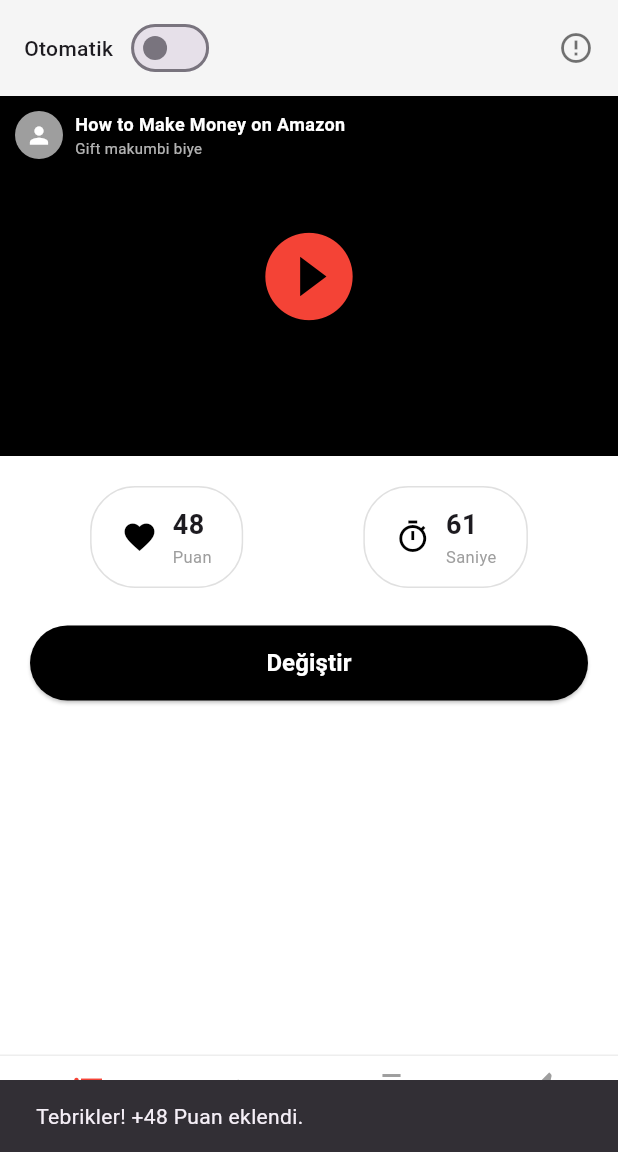
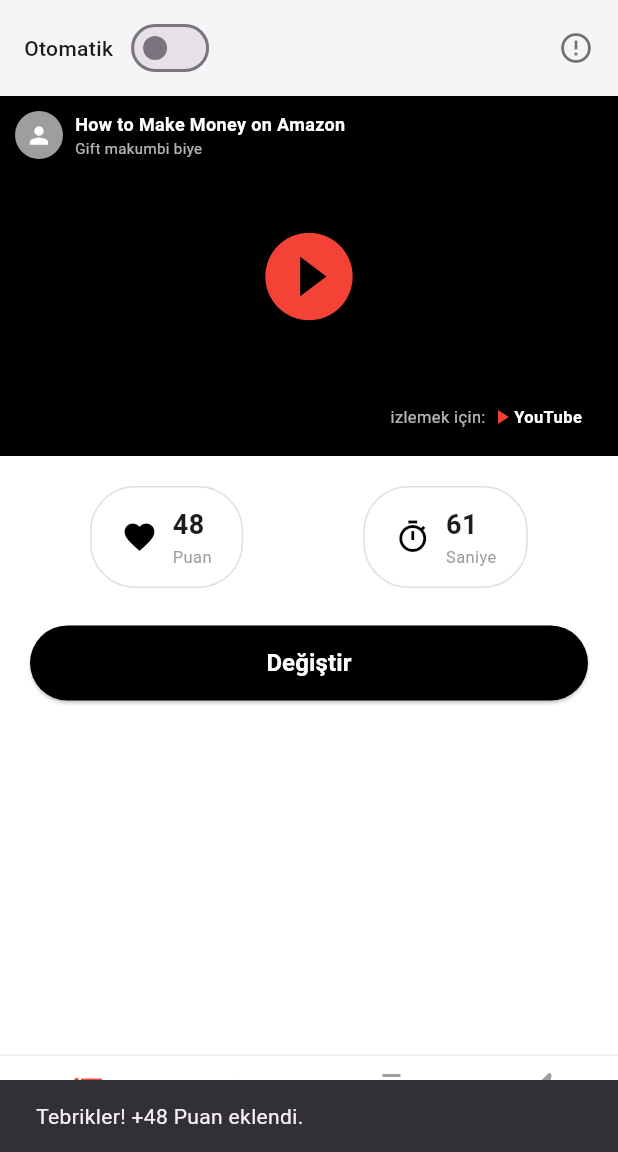
Before and after one commit to mehmetozeldir-netizen/yt-_mutual, a Flutter app: the DashboardScreen screen opened directly, after a tap on "Değiştir", on a phone screen of 412 x 824 dp, the part 84-1236 px from its top. Run offline on Flutter 3.47's test engine with Material 3 defaults, Android fonts, the light colour scheme and no system bars; our stand-ins replace google_sign_in, shared_preferences; accounts and stored records are empty.

Commit message:
Update main.dart

```diff
--- a/lib/main.dart
+++ b/lib/main.dart
@@ -1,6 +1,7 @@
 import 'package:flutter/material.dart';
 import 'package:google_sign_in/google_sign_in.dart';
 import 'package:shared_preferences/shared_preferences.dart';
+import 'package:url_launcher/url_launcher.dart';
 
 void main() {
   runApp(const YtMutualApp());
@@ -229,7 +230,7 @@
   }
 }
 
-// 3. EKRAN GÖRÜNTÜSÜNDEKİ BİREBİR PANELLER
+// 3. ANA PANEL EKRANI
 class DashboardScreen extends StatefulWidget {
   final String userEmail;
   const DashboardScreen({Key? key, required this.userEmail}) : super(key: key);
@@ -239,9 +240,11 @@
 }
 
 class _DashboardScreenState extends State<DashboardScreen> {
-  int _puan = 178; // Ekran görüntüsündeki başlangıç puanı
+  int _puan = 178;
   bool _otomatikMod = false;
-  int _seciliTab = 1; // 0: Kampanya, 1: İzle, 2: Abone Ol, 3: Beğen
+  int _seciliTab = 1;
+
+  final String _youtubeVideoUrl = 'https://www.youtube.com/watch?v=dQw4w9WgXcQ';
 
   @override
   void initState() {
@@ -264,8 +267,15 @@
     });
   }
 
+  Future<void> _videoAc() async {
+    final Uri url = Uri.parse(_youtubeVideoUrl);
+    if (!await launchUrl(url, mode: LaunchMode.externalApplication)) {
+      throw Exception('Video açılamadı: $url');
+    }
+  }
+
   void _gorevTamamla() {
-    int yeniBakiye = _puan + 48; // Ekran görüntüsündeki video başına ödül
+    int yeniBakiye = _puan + 48;
     _puanKaydet(yeniBakiye);
     ScaffoldMessenger.of(context).showSnackBar(
       const SnackBar(content: Text('Tebrikler! +48 Puan eklendi.')),
@@ -305,7 +315,6 @@
       ),
       body: Column(
         children: [
-          // Üst Otomatik Barı
           Container(
             padding: const EdgeInsets.symmetric(horizontal: 16, vertical: 8),
             color: Colors.grey[100],
@@ -331,13 +340,13 @@
               ],
             ),
           ),
-
-          // Video İzleme Kartı Alanı
           Expanded(
             child: SingleChildScrollView(
               child: Column(
                 children: [
-                  Stack(
+                  GestureDetector(
+                    onTap: _videoAc,
+                    child: Stack(
                       alignment: Alignment.center,
                       children: [
                         Container(
@@ -375,17 +384,33 @@
                             ],
                           ),
                         ),
+                        Positioned(
+                          bottom: 12,
+                          right: 12,
+                          child: Container(
+                            padding: const EdgeInsets.symmetric(horizontal: 12, vertical: 6),
+                            decoration: BoxDecoration(
+                              color: Colors.black.withOpacity(0.6),
+                              borderRadius: BorderRadius.circular(20),
+                            ),
+                            child: Row(
+                              children: const [
+                                Text('izlemek için: ', style: TextStyle(color: Colors.white70, fontSize: 11)),
+                                Icon(Icons.play_arrow, color: Colors.red, size: 16),
+                                Text('YouTube', style: TextStyle(color: Colors.white, fontWeight: FontWeight.bold, fontSize: 11)),
                               ],
                             ),
+                          ),
+                        ),
+                      ],
+                    ),
+                  ),
                   const SizedBox(height: 20),
-
-                  // Puan ve Süre Sayaç Kartları
                   Padding(
                     padding: const EdgeInsets.symmetric(horizontal: 20.0),
                     child: Row(
                       mainAxisAlignment: MainAxisAlignment.spaceAround,
                       children: [
-                        // Puan Kutusu
                         Container(
                           padding: const EdgeInsets.symmetric(vertical: 12, horizontal: 20),
                           decoration: BoxDecoration(
@@ -406,7 +431,6 @@
                             ],
                           ),
                         ),
-                        // Süre Kutusu
                         Container(
                           padding: const EdgeInsets.symmetric(vertical: 12, horizontal: 20),
                           decoration: BoxDecoration(
@@ -431,8 +455,6 @@
                     ),
                   ),
                   const SizedBox(height: 25),
-
-                  // Siyah Değiştir Butonu
                   Padding(
                     padding: const EdgeInsets.symmetric(horizontal: 20.0),
                     child: SizedBox(
@@ -457,8 +479,6 @@
               ),
             ),
           ),
-
-          // Alt Navigasyon Çubuğu (Tab Bar)
           Container(
             padding: const EdgeInsets.symmetric(vertical: 10),
             decoration: BoxDecoration(
```
Lines whose indentation alone changed are shown as unchanged.
